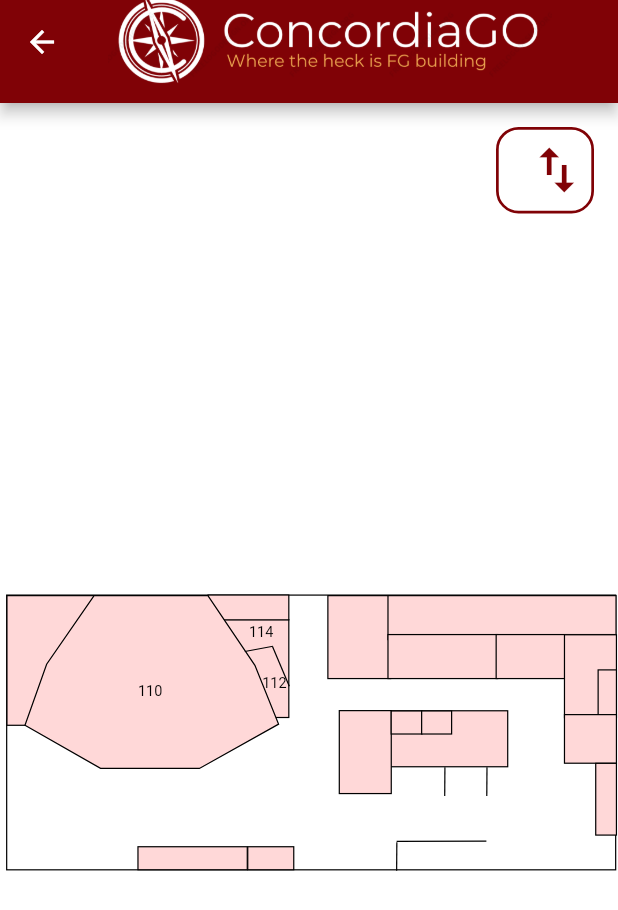
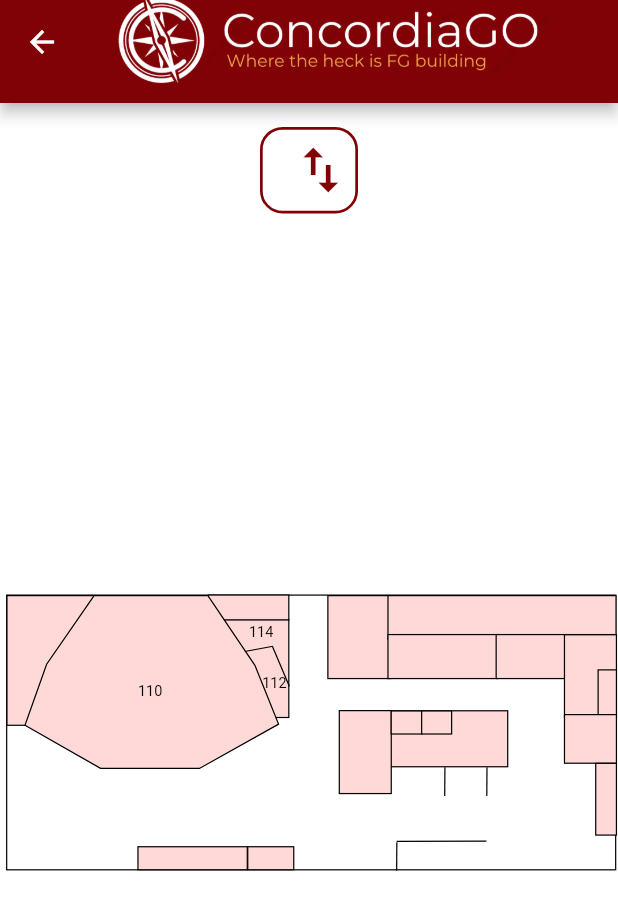
Before and after one commit to DBatistaFerreira/ConcordiaGO, a Flutter app: the IndoorMapScreen screen opened by its route, on a phone screen of 412 x 824 dp. Shown: the top 910 px of the screen. Run offline on Flutter 3.47's test engine with Material 2 defaults, Android fonts, the phone set to English and light mode, and no system bars; drawn by our look-alikes of photo_view; our stand-ins replace bloc, flutter_bloc, flutter_svg, geolocator, google_maps_flutter, sliding_up_panel; missing offline and left inert: google_maps_util, location_permissions.

Commit message:
Shifted exit building button on the right side

```diff
--- a/lib/widgets/screens/indoor_map_screen.dart
+++ b/lib/widgets/screens/indoor_map_screen.dart
@@ -76,16 +76,17 @@ class IndoorMapState extends State<IndoorMapScreen> {
             ),
             Align(
               alignment: Alignment.topRight,
-              child: FloorSelectionDropdown(),
+              child: Column(
+                children: <Widget>[
+                  FloorSelectionDropdown(),
+                  exitBuildingButton()
+                ],
+              ),
             ),
             Align(
               alignment: Alignment.bottomCenter,
               child: stopNavigationButton(),
             ),
-            Align(
-              alignment: Alignment.topCenter,
-              child:exitBuildingButton(_floorLevel)
-            )
           ],
         ));
   }
@@ -139,7 +140,7 @@ class IndoorMapState extends State<IndoorMapScreen> {
     });
   }
 
-  Widget exitBuildingButton(String level) {
+  Widget exitBuildingButton() {
     return BlocBuilder<MapBloc, MapState>(builder: (context, state) {
     if (state is IndoorMap) {
     _paths = state.paths;
```
